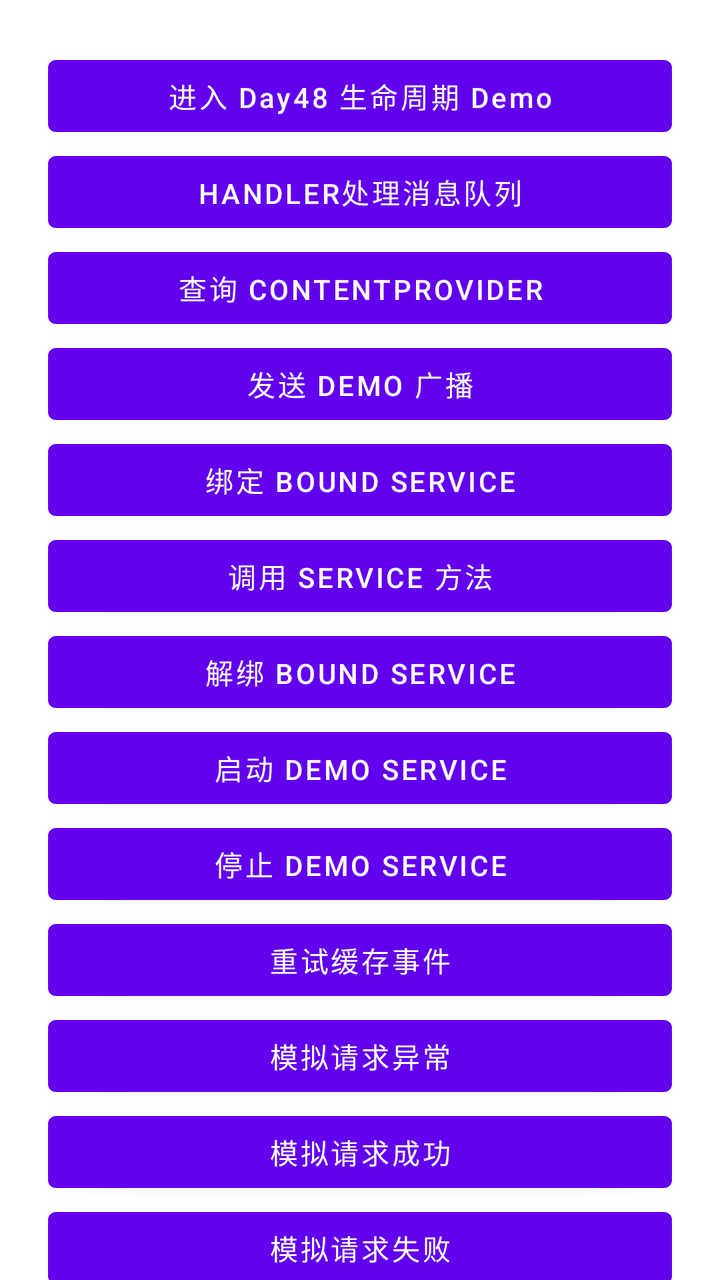
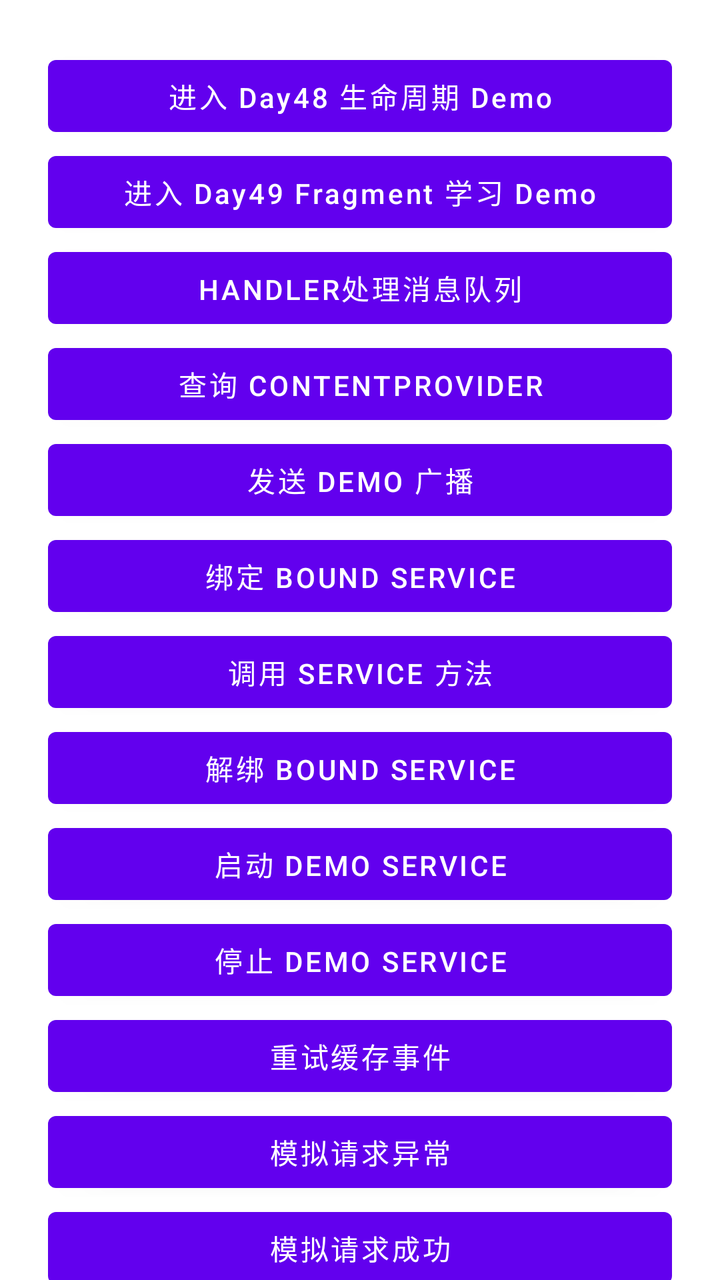

The first picture is an Android layout as it rendered before a commit; the second is the same layout after the commit. The layout source and the unified diff follow.
<!-- AndroidManifest.xml: application theme Theme.SdkStudyDemo -->
<!-- res/layout/activity_main.xml -->
<?xml version="1.0" encoding="utf-8"?>
<androidx.core.widget.NestedScrollView xmlns:android="http://schemas.android.com/apk/res/android"
    android:id="@+id/mainScrollView"
    android:layout_width="match_parent"
    android:layout_height="match_parent"
    android:fillViewport="true">


<LinearLayout
    android:id="@+id/rootLayout"
    android:layout_width="match_parent"
    android:layout_height="match_parent"
    android:orientation="vertical"
    android:padding="24dp">
    <Button
        android:id="@+id/btnOpenDay48Demo"
        android:layout_width="match_parent"
        android:layout_height="wrap_content"
        android:text="进入 Day48 生命周期 Demo"
        android:textAllCaps="false" />

    <Button
        android:id="@+id/btnHandlerDemo"
        android:layout_width="match_parent"
        android:layout_height="wrap_content"
        android:text="handler处理消息队列" />
    <Button
        android:id="@+id/btnQueryProvider"
        android:layout_width="match_parent"
        android:layout_height="wrap_content"
        android:text="查询 ContentProvider" />
    <Button
        android:id="@+id/btnSendBroadcast"
        android:layout_width="match_parent"
        android:layout_height="wrap_content"
        android:text="发送 Demo 广播" />
    <Button
        android:id="@+id/btnBindService"
        android:layout_width="match_parent"
        android:layout_height="wrap_content"
        android:text="绑定 Bound Service" />

    <Button
        android:id="@+id/btnCallService"
        android:layout_width="match_parent"
        android:layout_height="wrap_content"
        android:text="调用 Service 方法" />

    <Button
        android:id="@+id/btnUnbindService"
        android:layout_width="match_parent"
        android:layout_height="wrap_content"
        android:text="解绑 Bound Service" />
    <Button
        android:id="@+id/btnStartDemoService"
        android:layout_width="match_parent"
        android:layout_height="wrap_content"
        android:text="启动 Demo Service" />

    <Button
        android:id="@+id/btnStopDemoService"
        android:layout_width="match_parent"
        android:layout_height="wrap_content"
        android:text="停止 Demo Service" />
    <Button
        android:id="@+id/btnRetryCachedEvents"
        android:layout_width="match_parent"
        android:layout_height="wrap_content"
        android:text="重试缓存事件" />
    <Button
        android:id="@+id/btnRequestException"
        android:layout_width="match_parent"
        android:layout_height="wrap_content"
        android:text="模拟请求异常" />
    <Button
        android:id="@+id/btnRequestSuccess"
        android:layout_width="match_parent"
        android:layout_height="wrap_content"
        android:text="模拟请求成功" />

    <Button
        android:id="@+id/btnRequestError"
        android:layout_width="match_parent"
        android:layout_height="wrap_content"
        android:text="模拟请求失败" />

    <TextView
        android:id="@+id/tvStateCount"
        android:layout_width="match_parent"
        android:layout_height="wrap_content"
        android:text="页面状态计数：0"
        android:textSize="16sp"
        android:paddingTop="12dp"
        android:paddingBottom="8dp"/>
    <Button
        android:id="@+id/btnParallelTaskTest"
        android:layout_width="match_parent"
        android:layout_height="wrap_content"
        android:text="协程并行任务测试"/>
    <Button
        android:id="@+id/btnTimeoutTest"
        android:layout_width="match_parent"
        android:layout_height="wrap_content"
        android:text="协程超时测试" />
    <Button
        android:id="@+id/btnStartLongCoroutine"
        android:layout_width="match_parent"
        android:layout_height="wrap_content"
        android:text="启动长协程任务" />

    <Button
        android:id="@+id/btnCancelLongCoroutine"
        android:layout_width="match_parent"
        android:layout_height="wrap_content"
        android:text="取消长协程任务" />
    <Button
        android:id="@+id/btnCoroutineTest"
        android:layout_width="match_parent"
        android:layout_height="wrap_content"
        android:text="协程测试" />
    <Button
        android:id="@+id/btnUploadEventCoroutine"
        android:layout_width="match_parent"
        android:layout_height="wrap_content"
        android:text="协程网络上报事件"/>
    <Button
        android:id="@+id/btnUploadEventNetwork"
        android:layout_width="match_parent"
        android:layout_height="wrap_content"
        android:text="网络上报事件"/>
    <Button
        android:id="@+id/btnIncreaseCount"
        android:layout_width="match_parent"
        android:layout_height="wrap_content"
        android:text="增加页面状态计数"/>
    <FrameLayout
        android:id="@+id/infoFragmentContainer"
        android:layout_width="match_parent"
        android:layout_height="wrap_content"/>
    <TextView
        android:id="@+id/tvSdkInfo"
        android:layout_width="match_parent"
        android:layout_height="wrap_content"
        android:text="SDK信息"
        android:textSize="16sp"/>

    <Button
        android:id="@+id/bthCancel"
        android:layout_width="match_parent"
        android:layout_height="wrap_content"
        android:text="取消隐私授权"/>

    <Button
        android:id="@+id/bthSetting"
        android:layout_width="match_parent"
        android:layout_height="wrap_content"
        android:text="进入设置页"/>
    <Button
        android:id = "@+id/bthAgree"
        android:layout_width="match_parent"
        android:layout_height="wrap_content"
        android:text="同意隐私协议"/>

    <Button
        android:id="@+id/btnTrackEvent"
        android:layout_width="match_parent"
        android:layout_height="wrap_content"
        android:text="模拟事件上报" />
    <Button
        android:id="@+id/btnTrackEventByBundle"
        android:layout_width="match_parent"
        android:layout_height="wrap_content"
        android:text="Bundle方式上报事件" />
    <Button
        android:id="@+id/btnRequestCameraPermission"
        android:layout_width="match_parent"
        android:layout_height="wrap_content"
        android:text="请求相机权限" />

    <FrameLayout
        android:id="@+id/fragmentContainer"
        android:layout_width="match_parent"
        android:layout_height="wrap_content"/>

</LinearLayout>
</androidx.core.widget.NestedScrollView>
<!-- resources referenced by this layout -->
<resources>
  <style name="Theme.SdkStudyDemo" parent="Theme.MaterialComponents.Light.NoActionBar">
          <item name="android:windowLightStatusBar">true</item>
          <item name="android:statusBarColor">@android:color/white</item>
          <item name="android:navigationBarColor">@android:color/white</item>
      </style>
</resources>

<!-- the commit's change to res/layout/activity_main.xml (unified diff, before → after) -->
@@ -17,6 +17,13 @@
         android:layout_width="match_parent"
         android:layout_height="wrap_content"
         android:text="进入 Day48 生命周期 Demo"
+        android:textAllCaps="false" />
+
+    <Button
+        android:id="@+id/btnOpenDay49Demo"
+        android:layout_width="match_parent"
+        android:layout_height="wrap_content"
+        android:text="进入 Day49 Fragment 学习 Demo"
         android:textAllCaps="false" />
 
     <Button
